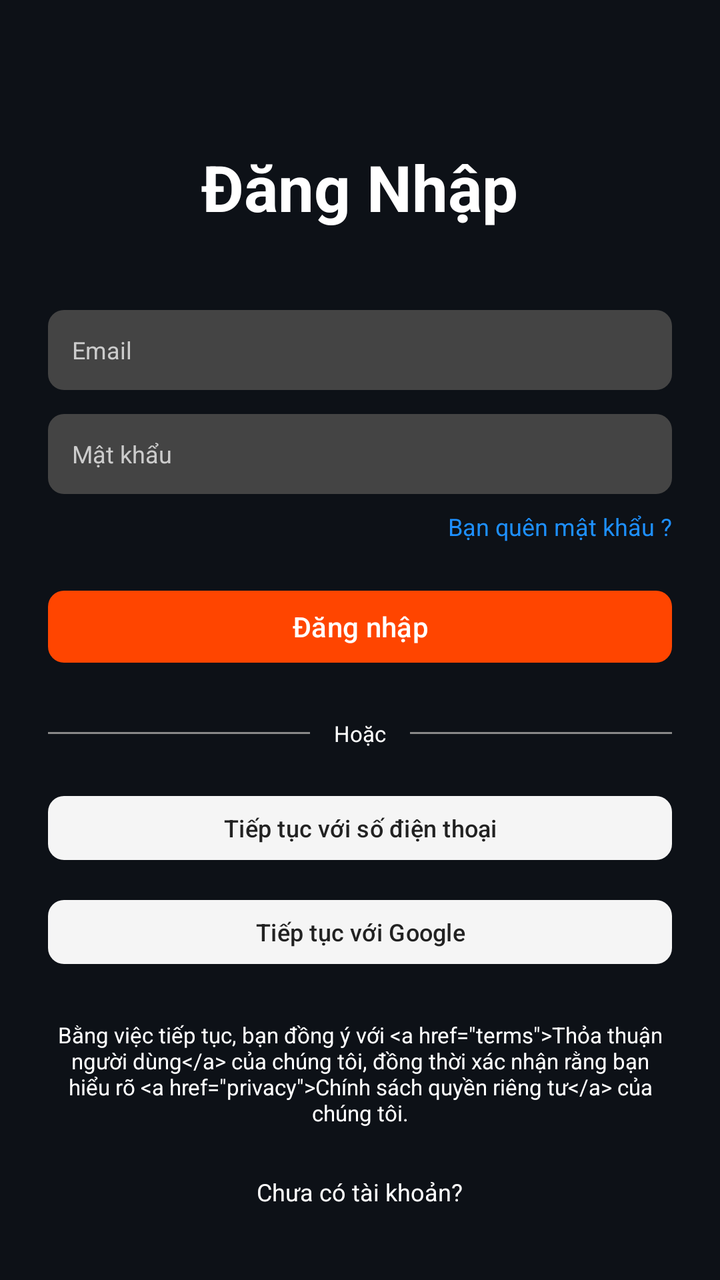
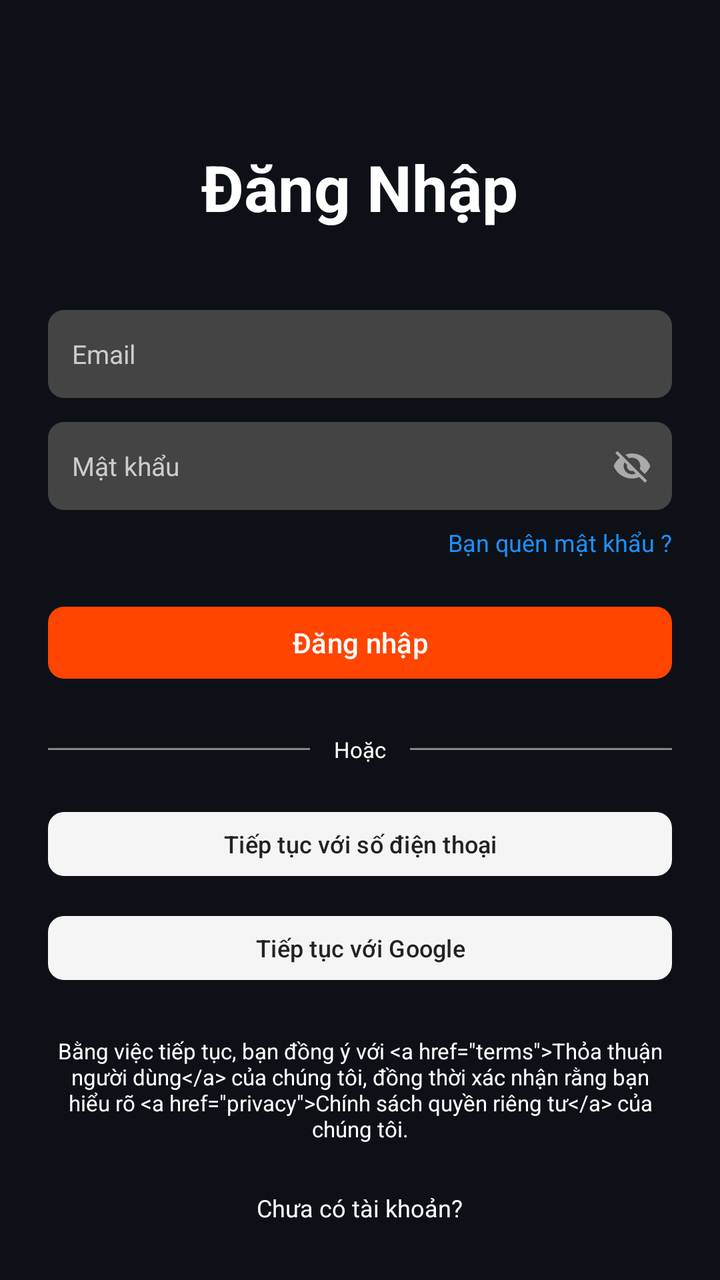

Two renders of the same Android screen: before a commit and after it. Below are the layout's source before the change and the commit's diff.
<!-- AndroidManifest.xml: application theme Theme.EngQA -->
<!-- res/layout/activity_login.xml -->
<?xml version="1.0" encoding="utf-8"?>
<ScrollView xmlns:android="http://schemas.android.com/apk/res/android"
    xmlns:app="http://schemas.android.com/apk/res-auto"
    android:layout_width="match_parent"
    android:layout_height="match_parent"
    android:background="#0D1117"
    android:fillViewport="true"
    android:padding="24dp">

    <LinearLayout
        android:layout_width="match_parent"
        android:layout_height="wrap_content"
        android:orientation="vertical"
        android:gravity="center_horizontal">

        
        <TextView
            android:layout_width="wrap_content"
            android:layout_height="wrap_content"
            android:layout_marginTop="48dp"
            android:text="@string/login_title"
            android:textSize="32sp"
            android:textColor="@android:color/white"
            android:textStyle="bold"
            android:gravity="center" />

        
        <EditText
            android:id="@+id/edtEmail"
            android:layout_width="match_parent"
            android:layout_height="40dp"
            android:layout_marginTop="40dp"
            android:background="@drawable/bg_auth_input"
            android:hint="@string/hint_email"
            android:textColorHint="#CCCCCC"
            android:textColor="@android:color/white"
            android:textSize="12sp"
            android:paddingStart="12dp"
            android:paddingEnd="12dp"
            android:inputType="textEmailAddress"
            android:maxLines="1" />

        
        <EditText
            android:id="@+id/edtPassword"
            android:layout_width="match_parent"
            android:layout_height="40dp"
            android:layout_marginTop="12dp"
            android:background="@drawable/bg_auth_input"
            android:hint="@string/hint_password"
            android:textColorHint="#CCCCCC"
            android:textColor="@android:color/white"
            android:textSize="12sp"
            android:paddingStart="12dp"
            android:paddingEnd="12dp"
            android:inputType="textPassword"
            android:maxLines="1" />

        
        <TextView
            android:id="@+id/tvForgot"
            android:layout_width="wrap_content"
            android:layout_height="wrap_content"
            android:layout_gravity="end"
            android:layout_marginTop="8dp"
            android:text="@string/forgot_password"
            android:textSize="12sp"
            android:textColor="#1E90FF" />

        
        <com.google.android.material.button.MaterialButton
            android:id="@+id/btnLogin"
            android:layout_width="match_parent"
            android:layout_height="44dp"
            android:layout_marginTop="20dp"
            android:text="@string/btn_login"
            android:textColor="@android:color/white"
            android:textSize="14sp"
            android:textAllCaps="false"
            app:backgroundTint="#FF4500"
            app:cornerRadius="8dp" />

        
        <LinearLayout
            android:layout_width="match_parent"
            android:layout_height="wrap_content"
            android:layout_marginTop="24dp"
            android:gravity="center_vertical"
            android:orientation="horizontal">

            <View
                android:layout_width="0dp"
                android:layout_height="1dp"
                android:layout_weight="1"
                android:background="#888888" />

            <TextView
                android:layout_width="wrap_content"
                android:layout_height="wrap_content"
                android:layout_marginStart="12dp"
                android:layout_marginEnd="12dp"
                android:text="@string/or"
                android:textColor="@android:color/white"
                android:textSize="11sp" />

            <View
                android:layout_width="0dp"
                android:layout_height="1dp"
                android:layout_weight="1"
                android:background="#888888" />
        </LinearLayout>

        
        <com.google.android.material.button.MaterialButton
            android:id="@+id/btnPhone"
            android:layout_width="match_parent"
            android:layout_height="40dp"
            android:layout_marginTop="20dp"
            android:text="@string/btn_phone"
            android:textColor="#222222"
            android:textSize="12sp"
            android:textAllCaps="false"
            app:backgroundTint="#F5F5F5"
            app:cornerRadius="8dp" />

        
        <com.google.android.material.button.MaterialButton
            android:id="@+id/btnGoogle"
            android:layout_width="match_parent"
            android:layout_height="40dp"
            android:layout_marginTop="12dp"
            android:text="@string/btn_google"
            android:textColor="#222222"
            android:textSize="12sp"
            android:textAllCaps="false"
            app:backgroundTint="#F5F5F5"
            app:cornerRadius="8dp" />

        
        <TextView
            android:id="@+id/tvTerms"
            android:layout_width="match_parent"
            android:layout_height="wrap_content"
            android:layout_marginTop="24dp"
            android:gravity="center"
            android:text="@string/terms_text"
            android:textColor="@android:color/white"
            android:textColorLink="#1E90FF"
            android:textSize="11sp" />

        
        <TextView
            android:id="@+id/tvGoRegister"
            android:layout_width="wrap_content"
            android:layout_height="wrap_content"
            android:layout_marginTop="24dp"
            android:layout_marginBottom="24dp"
            android:gravity="center"
            android:text="@string/no_account"
            android:textColor="@android:color/white"
            android:textSize="12sp" />

    </LinearLayout>

</ScrollView>
<!-- resources referenced by this layout -->
<resources>
  <!-- drawable bg_auth_input (drawable) -->
  <?xml version="1.0" encoding="utf-8"?>
  <shape xmlns:android="http://schemas.android.com/apk/res/android" android:shape="rectangle">
      <solid android:color="#444444" />
      <corners android:radius="8dp" />
  </shape>
  <string name="btn_google">Tiếp tục với Google</string>
  <string name="btn_login">Đăng nhập</string>
  <string name="btn_phone">Tiếp tục với số điện thoại</string>
  <string name="forgot_password">Bạn quên mật khẩu ?</string>
  <string name="hint_email">Email</string>
  <string name="hint_password">Mật khẩu</string>
  <string name="login_title">Đăng Nhập</string>
  <string name="no_account">Chưa có tài khoản? </string>
  <string name="or">Hoặc</string>
  <string name="terms_text">Bằng việc tiếp tục, bạn đồng ý với &lt;a href=\"terms\"&gt;Thỏa thuận người dùng&lt;/a&gt; của chúng tôi, đồng thời xác nhận rằng bạn hiểu rõ &lt;a href=\"privacy\"&gt;Chính sách quyền riêng tư&lt;/a&gt; của chúng tôi.</string>
  <style name="Theme.EngQA" parent="Base.Theme.EngQA" />
  <style name="Base.Theme.EngQA" parent="Theme.Material3.Dark.NoActionBar">
          <item name="android:windowBackground">@color/bg_screen</item>
          <item name="android:statusBarColor">@color/bg_topbar</item>
          <item name="android:navigationBarColor">@color/bg_bottom_bar</item>
          <item name="colorPrimary">@color/accent_orange</item>
      </style>
  <color name="bg_screen">#FF141414</color>
  <color name="bg_topbar">#FF1A1A1A</color>
  <color name="bg_bottom_bar">#FF181818</color>
  <color name="accent_orange">#FFFF4500</color>
</resources>

<!-- the commit's change to res/layout/activity_login.xml (unified diff, before → after) -->
@@ -1,6 +1,7 @@
 <?xml version="1.0" encoding="utf-8"?>
 <ScrollView xmlns:android="http://schemas.android.com/apk/res/android"
     xmlns:app="http://schemas.android.com/apk/res-auto"
+    android:id="@+id/loginRoot"
     android:layout_width="match_parent"
     android:layout_height="match_parent"
     android:background="#0D1117"
@@ -10,51 +11,124 @@
     <LinearLayout
         android:layout_width="match_parent"
         android:layout_height="wrap_content"
-        android:orientation="vertical"
-        android:gravity="center_horizontal">
+        android:gravity="center_horizontal"
+        android:orientation="vertical">
 
         
         <TextView
             android:layout_width="wrap_content"
             android:layout_height="wrap_content"
             android:layout_marginTop="48dp"
+            android:gravity="center"
             android:text="@string/login_title"
+            android:textColor="@android:color/white"
             android:textSize="32sp"
-            android:textColor="@android:color/white"
-            android:textStyle="bold"
-            android:gravity="center" />
+            android:textStyle="bold" />
 
         
         <EditText
             android:id="@+id/edtEmail"
             android:layout_width="match_parent"
-            android:layout_height="40dp"
+            android:layout_height="44dp"
             android:layout_marginTop="40dp"
+            android:autofillHints="emailAddress"
             android:background="@drawable/bg_auth_input"
             android:hint="@string/hint_email"
-            android:textColorHint="#CCCCCC"
-            android:textColor="@android:color/white"
-            android:textSize="12sp"
+            android:imeOptions="actionNext"
+            android:inputType="textEmailAddress"
+            android:maxLines="1"
             android:paddingStart="12dp"
             android:paddingEnd="12dp"
-            android:inputType="textEmailAddress"
-            android:maxLines="1" />
-
-        
-        <EditText
-            android:id="@+id/edtPassword"
-            android:layout_width="match_parent"
-            android:layout_height="40dp"
-            android:layout_marginTop="12dp"
-            android:background="@drawable/bg_auth_input"
-            android:hint="@string/hint_password"
+            android:textColor="@android:color/white"
             android:textColorHint="#CCCCCC"
-            android:textColor="@android:color/white"
+            android:textSize="13sp" />
+
+        
+        <FrameLayout
+            android:layout_width="match_parent"
+            android:layout_height="44dp"
+            android:layout_marginTop="12dp">
+
+            <EditText
+                android:id="@+id/edtPassword"
+                android:layout_width="match_parent"
+                android:layout_height="match_parent"
+                android:autofillHints="password"
+                android:background="@drawable/bg_auth_input"
+                android:hint="@string/hint_password"
+                android:imeOptions="actionDone"
+                android:inputType="textPassword"
+                android:maxLines="1"
+                android:paddingStart="12dp"
+                android:paddingEnd="44dp"
+                android:textColor="@android:color/white"
+                android:textColorHint="#CCCCCC"
+                android:textSize="13sp" />
+
+            <ImageView
+                android:id="@+id/btnTogglePassword"
+                android:layout_width="40dp"
+                android:layout_height="match_parent"
+                android:layout_gravity="end"
+                android:background="?attr/selectableItemBackgroundBorderless"
+                android:contentDescription="@string/toggle_password"
+                android:padding="10dp"
+                android:src="@drawable/ic_visibility_off"
+                android:tint="#AAAAAA" />
+        </FrameLayout>
+
+        
+        <TextView
+            android:id="@+id/tvAuthError"
+            android:layout_width="match_parent"
+            android:layout_height="wrap_content"
+            android:layout_marginTop="8dp"
+            android:textColor="#FF6B6B"
             android:textSize="12sp"
-            android:paddingStart="12dp"
-            android:paddingEnd="12dp"
-            android:inputType="textPassword"
-            android:maxLines="1" />
+            android:visibility="gone" />
+
+        
+        <LinearLayout
+            android:id="@+id/verifyBox"
+            android:layout_width="match_parent"
+            android:layout_height="wrap_content"
+            android:layout_marginTop="8dp"
+            android:background="@drawable/bg_chip"
+            android:orientation="vertical"
+            android:padding="10dp"
+            android:visibility="gone">
+
+            <TextView
+                android:layout_width="match_parent"
+                android:layout_height="wrap_content"
+                android:text="@string/verify_email_notice"
+                android:textColor="#FFB86B"
+                android:textSize="12sp" />
+
+            <LinearLayout
+                android:layout_width="match_parent"
+                android:layout_height="wrap_content"
+                android:layout_marginTop="6dp"
+                android:orientation="horizontal">
+
+                <TextView
+                    android:id="@+id/tvResendVerification"
+                    android:layout_width="wrap_content"
+                    android:layout_height="wrap_content"
+                    android:paddingEnd="16dp"
+                    android:text="@string/resend_verification"
+                    android:textColor="#1E90FF"
+                    android:textSize="12sp" />
+
+                <TextView
+                    android:id="@+id/tvVerifyNow"
+                    android:layout_width="wrap_content"
+                    android:layout_height="wrap_content"
+                    android:text="@string/verify_now"
+                    android:textColor="#1E90FF"
+                    android:textSize="12sp" />
+            </LinearLayout>
+        </LinearLayout>
 
         
         <TextView
@@ -64,21 +138,35 @@
             android:layout_gravity="end"
             android:layout_marginTop="8dp"
             android:text="@string/forgot_password"
-            android:textSize="12sp"
-            android:textColor="#1E90FF" />
-
-        
-        <com.google.android.material.button.MaterialButton
-            android:id="@+id/btnLogin"
-            android:layout_width="match_parent"
-            android:layout_height="44dp"
-            android:layout_marginTop="20dp"
-            android:text="@string/btn_login"
-            android:textColor="@android:color/white"
-            android:textSize="14sp"
-            android:textAllCaps="false"
-            app:backgroundTint="#FF4500"
-            app:cornerRadius="8dp" />
+            android:textColor="#1E90FF"
+            android:textSize="12sp" />
+
+        
+        <FrameLayout
+            android:layout_width="match_parent"
+            android:layout_height="wrap_content"
+            android:layout_marginTop="20dp">
+
+            <com.google.android.material.button.MaterialButton
+                android:id="@+id/btnLogin"
+                android:layout_width="match_parent"
+                android:layout_height="44dp"
+                android:text="@string/btn_login"
+                android:textAllCaps="false"
+                android:textColor="@android:color/white"
+                android:textSize="14sp"
+                app:backgroundTint="#FF4500"
+                app:cornerRadius="8dp" />
+
+            <ProgressBar
+                android:id="@+id/progressAuth"
+                android:layout_width="22dp"
+                android:layout_height="22dp"
+                android:layout_gravity="center_vertical|end"
+                android:layout_marginEnd="12dp"
+                android:indeterminateTint="@android:color/white"
+                android:visibility="gone" />
+        </FrameLayout>
 
         
         <LinearLayout
@@ -110,33 +198,30 @@
                 android:background="#888888" />
         </LinearLayout>
 
-        
         <com.google.android.material.button.MaterialButton
             android:id="@+id/btnPhone"
             android:layout_width="match_parent"
             android:layout_height="40dp"
             android:layout_marginTop="20dp"
             android:text="@string/btn_phone"
+            android:textAllCaps="false"
             android:textColor="#222222"
             android:textSize="12sp"
-            android:textAllCaps="false"
             app:backgroundTint="#F5F5F5"
             app:cornerRadius="8dp" />
 
-        
         <com.google.android.material.button.MaterialButton
             android:id="@+id/btnGoogle"
             android:layout_width="match_parent"
             android:layout_height="40dp"
             android:layout_marginTop="12dp"
             android:text="@string/btn_google"
+            android:textAllCaps="false"
             android:textColor="#222222"
             android:textSize="12sp"
-            android:textAllCaps="false"
             app:backgroundTint="#F5F5F5"
             app:cornerRadius="8dp" />
 
-        
         <TextView
             android:id="@+id/tvTerms"
             android:layout_width="match_parent"
@@ -148,7 +233,6 @@
             android:textColorLink="#1E90FF"
             android:textSize="11sp" />
 
-        
         <TextView
             android:id="@+id/tvGoRegister"
             android:layout_width="wrap_content"
<!-- resource entries referenced after the edit -->
@@ -6,6 +6,23 @@
       <solid android:color="#444444" />
       <corners android:radius="8dp" />
   </shape>
+  <!-- drawable bg_chip (drawable) -->
+  <?xml version="1.0" encoding="utf-8"?>
+  <shape xmlns:android="http://schemas.android.com/apk/res/android" android:shape="rectangle">
+      <solid android:color="@color/accent_orange_dim" />
+      <corners android:radius="12dp" />
+  
+  </shape>
+  <!-- drawable ic_visibility_off (drawable) -->
+  <vector xmlns:android="http://schemas.android.com/apk/res/android"
+      android:width="24dp"
+      android:height="24dp"
+      android:viewportWidth="24"
+      android:viewportHeight="24">
+      <path
+          android:fillColor="#FFFFFFFF"
+          android:pathData="M12,7 C14.76,7 17,9.24 17,12 C17,12.65 16.87,13.26 16.64,13.83 L19.56,16.75 C21.07,15.49 22.26,13.86 22.99,12 C21.26,7.61 17,4.5 12,4.5 C10.6,4.5 9.26,4.75 8.02,5.2 L10.18,7.36 C10.74,7.13 11.35,7 12,7 Z M2,4.27 L4.28,6.55 L4.74,7.01 C3.08,8.3 1.78,10.02 1,12 C2.73,16.39 7,19.5 12,19.5 C13.55,19.5 15.03,19.2 16.38,18.66 L16.8,19.08 L19.73,22 L21,20.73 L3.27,3 Z M7.53,9.8 L9.08,11.35 C9.03,11.56 9,11.78 9,12 C9,13.66 10.34,15 12,15 C12.22,15 12.44,14.97 12.65,14.92 L14.2,16.47 C13.53,16.8 12.79,17 12,17 C9.24,17 7,14.76 7,12 C7,11.21 7.2,10.47 7.53,9.8 Z" />
+  </vector>
   <string name="btn_google">Tiếp tục với Google</string>
   <string name="btn_login">Đăng nhập</string>
   <string name="btn_phone">Tiếp tục với số điện thoại</string>
@@ -15,8 +32,13 @@
   <string name="login_title">Đăng Nhập</string>
   <string name="no_account">Chưa có tài khoản? </string>
   <string name="or">Hoặc</string>
+  <string name="resend_verification">Gửi lại email xác minh</string>
   <string name="terms_text">Bằng việc tiếp tục, bạn đồng ý với &lt;a href=\"terms\"&gt;Thỏa thuận người dùng&lt;/a&gt; của chúng tôi, đồng thời xác nhận rằng bạn hiểu rõ &lt;a href=\"privacy\"&gt;Chính sách quyền riêng tư&lt;/a&gt; của chúng tôi.</string>
+  <string name="toggle_password">Hiện/ẩn mật khẩu</string>
+  <string name="verify_email_notice">Email của bạn chưa được xác minh. Mở hộp thư để xác minh.</string>
+  <string name="verify_now">Đã xác minh, kiểm tra lại</string>
   <style name="Theme.EngQA" parent="Base.Theme.EngQA" />
+  <color name="accent_orange_dim">#FF3A1A10</color>
   <style name="Base.Theme.EngQA" parent="Theme.Material3.Dark.NoActionBar">
           <item name="android:windowBackground">@color/bg_screen</item>
           <item name="android:statusBarColor">@color/bg_topbar</item>
